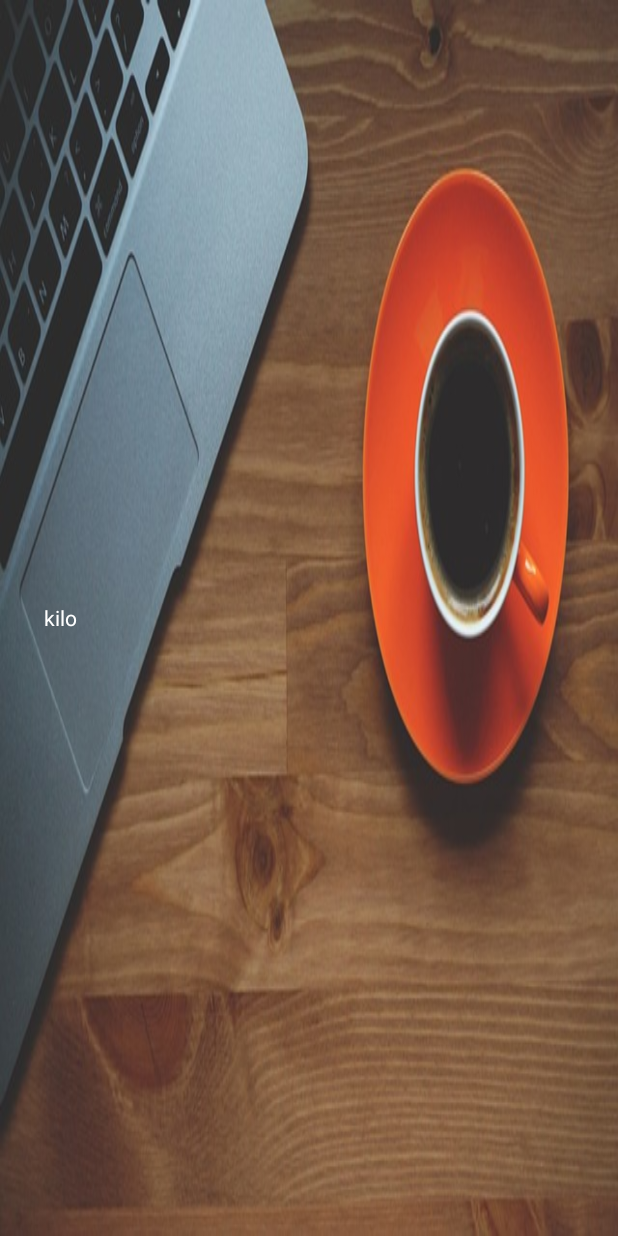
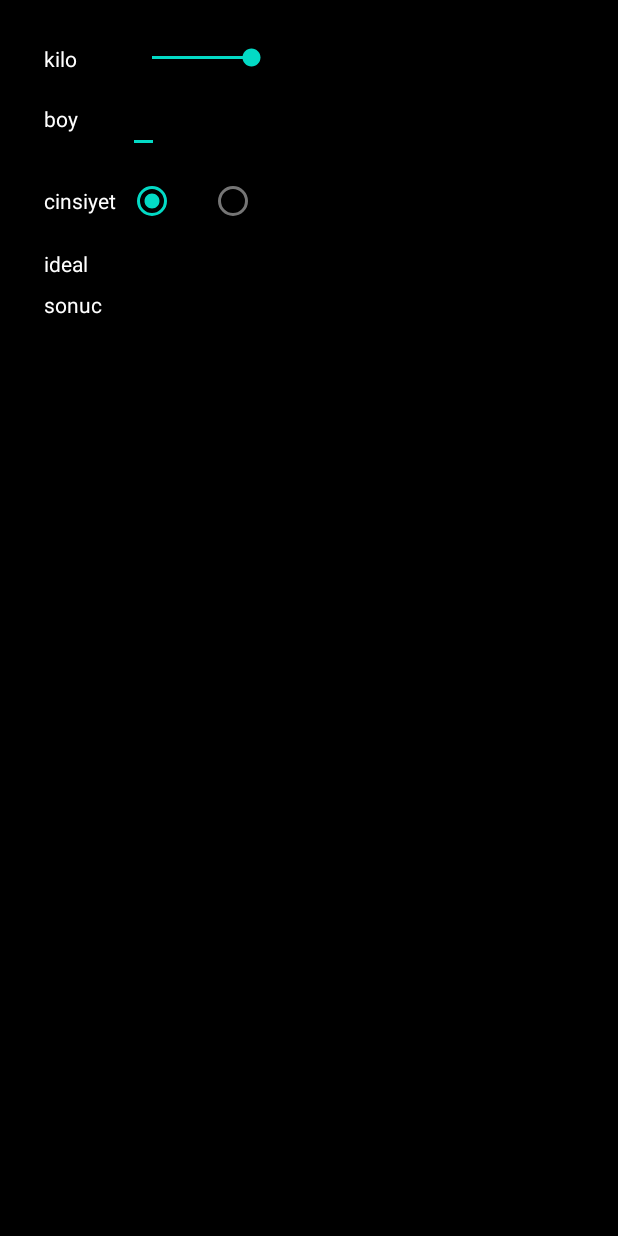
Before and after one commit to hamitmizrak/Android_PeerToPeerMessage, an Android app: the VkiActivity screen opened directly, with no data from a screen before it, on a phone screen of 412 x 824 dp. Run offline under Robolectric (Android 15) with nearby library versions, the phone set to English and light mode, and no system bars.

Commit message:
Vki devam

```diff
--- a/app/src/main/res/layout/activity_vki.xml
+++ b/app/src/main/res/layout/activity_vki.xml
@@ -4,12 +4,14 @@
     xmlns:tools="http://schemas.android.com/tools"
     android:layout_width="match_parent"
     android:layout_height="match_parent"
-    android:background="@drawable/coffee"
+    android:background="@color/black"
     android:orientation="horizontal"
     android:padding="25dp"
     android:useDefaultMargins="true"
+    android:columnCount="2"
     tools:context=".VkiActivity">
 
+    <!-- 1.Satır -->
     <TextView
         android:id="@+id/textViewVkiKiloId"
         android:layout_width="wrap_content"
@@ -20,4 +22,110 @@
         android:textColor="@color/white"
         android:layout_gravity="center_vertical|left"/>
 
+    <SeekBar
+        android:id="@+id/seekBarVkiId"
+        android:layout_width="wrap_content"
+        android:layout_height="wrap_content"
+        android:layout_row="0"
+        android:layout_column="1"
+        android:layout_gravity="fill_horizontal"
+        android:progress="25"/>
+
+    <!-- 2.Satır -->
+    <TextView
+        android:layout_width="wrap_content"
+        android:layout_height="wrap_content"
+        android:layout_row="1"
+        android:layout_column="0"
+        android:text="@string/boy"
+        android:textColor="@color/white"
+        android:layout_gravity="center_vertical|left"/>
+
+    <EditText
+        android:id="@+id/editTextVki"
+        android:layout_width="wrap_content"
+        android:layout_height="wrap_content"
+        android:layout_row="1"
+        android:layout_column="1"
+        android:maxLength="3"
+        android:inputType="number"
+        android:textColor="@color/white"
+        android:digits="0123456789">
+        <requestFocus/>
+    </EditText>
+
+
+    <!-- 4.Satır -->
+    <TextView
+        android:layout_width="wrap_content"
+        android:layout_height="wrap_content"
+        android:layout_row="3"
+        android:layout_column="0"
+        android:text="@string/cinsiyet"
+        android:textColor="@color/white"
+        android:layout_gravity="center_vertical|left"/>
+
+    <RadioGroup
+        android:id="@+id/radioGroupVkiId"
+        android:layout_width="wrap_content"
+        android:layout_height="wrap_content"
+        android:layout_row="3"
+        android:layout_column="1"
+        android:maxLength="3"
+        android:layout_gravity="fill_horizontal"
+       android:orientation="horizontal">
+        <RadioButton
+            android:id="@+id/bay"
+            android:layout_width="wrap_content"
+            android:layout_height="wrap_content"
+            android:text="@string/bay"
+            android:checked="true"/>
+        <RadioButton
+            android:id="@+id/bayan"
+            android:layout_width="wrap_content"
+            android:layout_height="wrap_content"
+            android:text="@string/bayan"/>
+    </RadioGroup>
+
+
+    <!-- 5.Satır -->
+    <TextView
+        android:layout_width="wrap_content"
+        android:layout_height="wrap_content"
+        android:layout_row="4"
+        android:layout_column="0"
+        android:text="@string/ideal"
+        android:textColor="@color/white"
+        android:layout_gravity="center_vertical|left"/>
+
+    <TextView
+        android:id="@+id/textVkiIdealId"
+        android:layout_width="wrap_content"
+        android:layout_height="wrap_content"
+        android:layout_row="4"
+        android:layout_column="1"
+        android:text=""
+        android:textColor="@color/white"
+        android:layout_gravity="fill_horizontal"/>
+
+    <!-- 6.Satır -->
+    <TextView
+        android:layout_width="wrap_content"
+        android:layout_height="wrap_content"
+        android:layout_row="5"
+        android:layout_column="0"
+        android:text="@string/sonuc"
+        android:textColor="@color/white"
+        android:layout_gravity="center_vertical|left"/>
+
+    <TextView
+        android:id="@+id/textVkiDurumId"
+        android:layout_width="wrap_content"
+        android:layout_height="wrap_content"
+        android:layout_row="5"
+        android:layout_column="1"
+        android:textColor="@color/white"
+        android:layout_gravity="fill_horizontal"
+        />
+    <Space/>
 </GridLayout>
--- a/app/src/main/res/values/strings.xml
+++ b/app/src/main/res/values/strings.xml
@@ -20,6 +20,7 @@
     <string name="boy">boy</string>
     <string name="kilo">kilo</string>
     <string name="cinsiyet">cinsiyet</string>
+    <string name="ideal">ideal</string>
     <string name="bay">bay</string>
     <string name="bayan">bayan</string>
     <string name="zayif">zayif</string>
```
